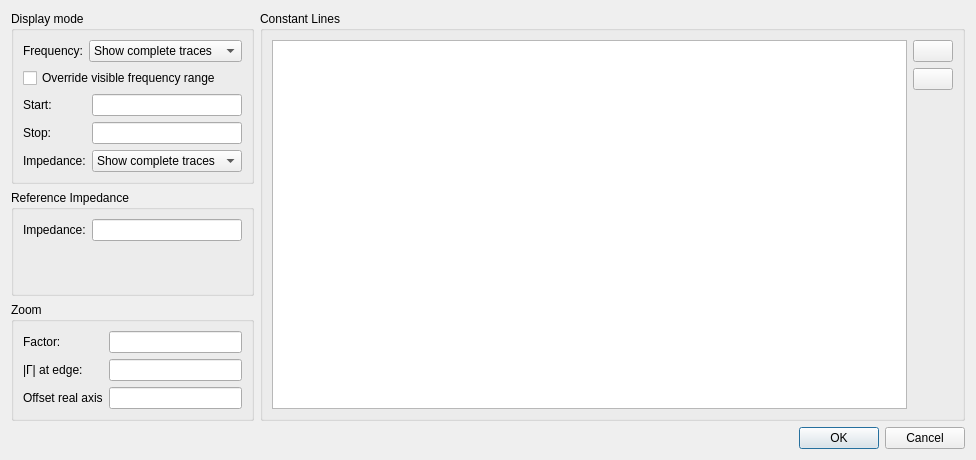
This is Software/PC_Application/LibreVNA-GUI/Traces/smithchartdialog.ui in jankae/LibreVNA as Qt 5 draws it before an edit. The edited form follows.
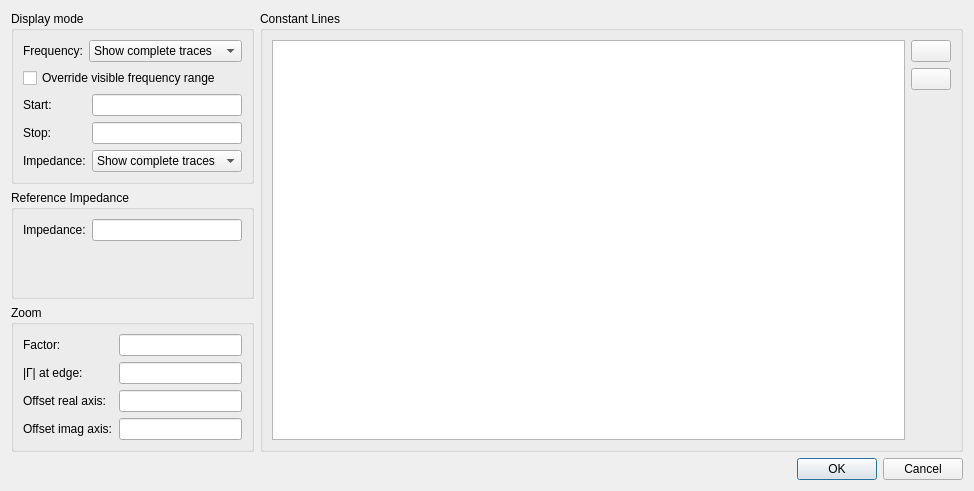
This is the edited form. Icons and pictures are not drawn. Custom widgets are drawn as their Qt base class.

Patch:
```diff
--- a/Software/PC_Application/LibreVNA-GUI/Traces/smithchartdialog.ui
+++ b/Software/PC_Application/LibreVNA-GUI/Traces/smithchartdialog.ui
@@ -6,8 +6,8 @@
    <rect>
     <x>0</x>
     <y>0</y>
-    <width>976</width>
-    <height>460</height>
+    <width>974</width>
+    <height>491</height>
    </rect>
   </property>
   <property name="windowTitle">
@@ -155,13 +155,23 @@
           <item row="2" column="0">
            <widget class="QLabel" name="label_6">
             <property name="text">
-             <string>Offset real axis</string>
+             <string>Offset real axis:</string>
             </property>
            </widget>
           </item>
           <item row="2" column="1">
            <widget class="SIUnitEdit" name="offsetRealAxis"/>
           </item>
+          <item row="3" column="0">
+           <widget class="QLabel" name="label_9">
+            <property name="text">
+             <string>Offset imag axis:</string>
+            </property>
+           </widget>
+          </item>
+          <item row="3" column="1">
+           <widget class="SIUnitEdit" name="offsetImagAxis"/>
+          </item>
          </layout>
         </widget>
        </item>
```
